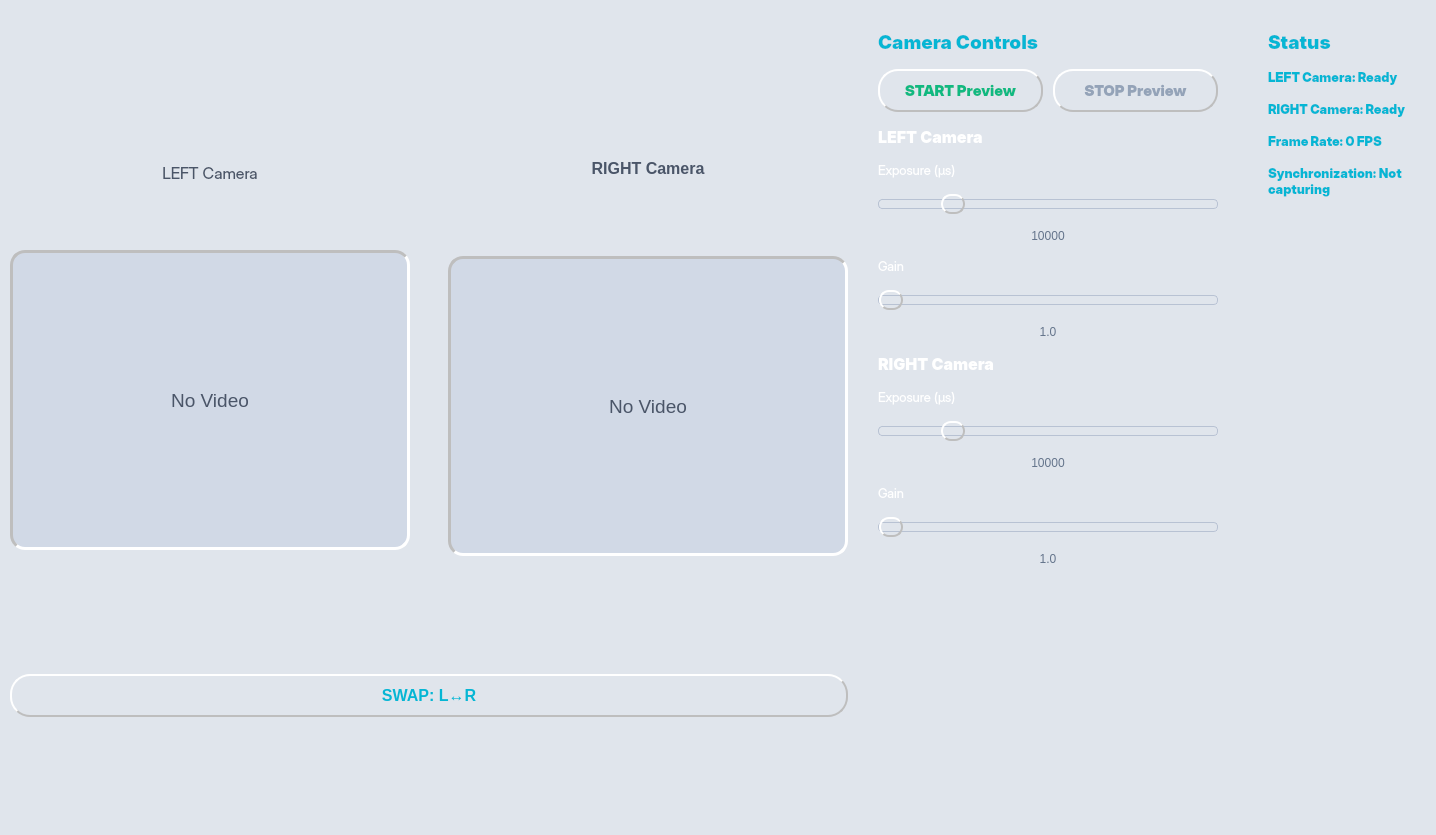
SupernovaIndustries/unlook-standalone, file src/gui/ui/camera_preview_widget.ui: the form before one commit.
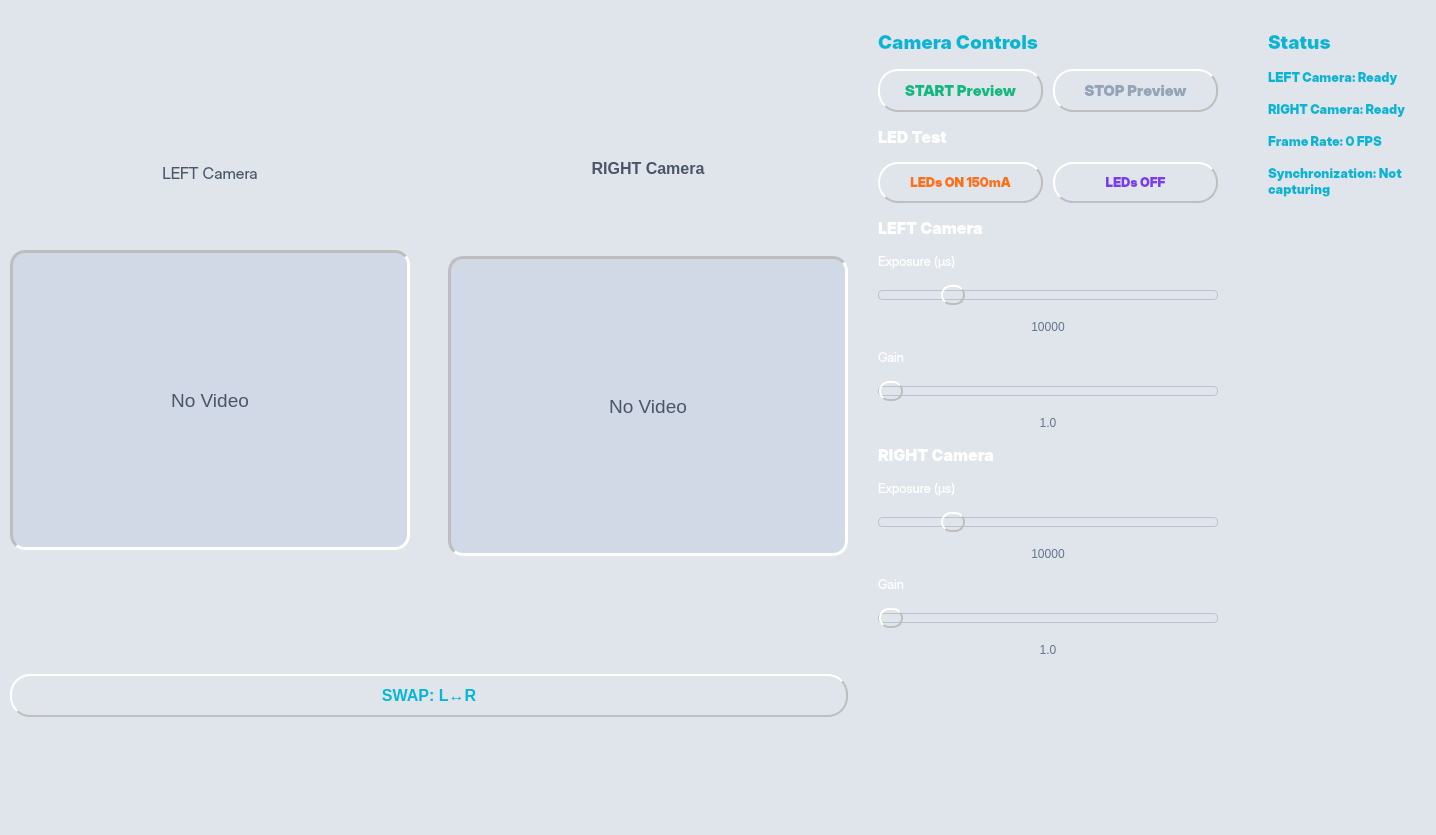
The form after the commit.

Commit message: FEATURE: LED Test Controls in Camera Preview Widget

Diff of the .ui file:
```diff
--- a/src/gui/ui/camera_preview_widget.ui
+++ b/src/gui/ui/camera_preview_widget.ui
@@ -448,6 +448,140 @@
        </item>
       </layout>
      </item>
+     <item>
+      <widget class="QLabel" name="led_section_label">
+       <property name="font">
+        <font>
+         <family>Inter Black</family>
+         <pointsize>12</pointsize>
+         <bold>true</bold>
+        </font>
+       </property>
+       <property name="styleSheet">
+        <string notr="true">color: #FFFFFF;</string>
+       </property>
+       <property name="text">
+        <string>LED Test</string>
+       </property>
+      </widget>
+     </item>
+     <item>
+      <layout class="QHBoxLayout" name="led_test_buttons_layout">
+       <property name="spacing">
+        <number>10</number>
+       </property>
+       <item>
+        <widget class="QPushButton" name="led_test_on_button">
+         <property name="minimumSize">
+          <size>
+           <width>0</width>
+           <height>40</height>
+          </size>
+         </property>
+         <property name="font">
+          <font>
+           <family>Inter Display</family>
+           <pointsize>10</pointsize>
+           <bold>false</bold>
+          </font>
+         </property>
+         <property name="styleSheet">
+          <string notr="true">/* Neomorphism Orange Button */
+QPushButton#led_test_on_button {
+    background: qlineargradient(spread:pad, x1:0, y1:0, x2:1, y2:1,
+        stop:0 #f0f0f0,
+        stop:1 #cacaca);
+    color: #f97316;
+    border: none;
+    border-radius: 20px;
+    padding: 10px;
+    font-weight: 700;
+    text-transform: uppercase;
+    border-left: 2px solid #ffffff;
+    border-top: 2px solid #ffffff;
+    border-right: 2px solid #bebebe;
+    border-bottom: 2px solid #bebebe;
+}
+
+QPushButton#led_test_on_button:hover {
+    background: qlineargradient(spread:pad, x1:0, y1:0, x2:1, y2:1,
+        stop:0 #f5f5f5,
+        stop:1 #d0d0d0);
+    color: #ea580c;
+}
+
+QPushButton#led_test_on_button:pressed {
+    background: qlineargradient(spread:pad, x1:0, y1:0, x2:1, y2:1,
+        stop:0 #cacaca,
+        stop:1 #e5e5e5);
+    border-left: 2px solid #bebebe;
+    border-top: 2px solid #bebebe;
+    border-right: 2px solid #ffffff;
+    border-bottom: 2px solid #ffffff;
+}</string>
+         </property>
+         <property name="text">
+          <string>LEDs ON 150mA</string>
+         </property>
+        </widget>
+       </item>
+       <item>
+        <widget class="QPushButton" name="led_test_off_button">
+         <property name="minimumSize">
+          <size>
+           <width>0</width>
+           <height>40</height>
+          </size>
+         </property>
+         <property name="font">
+          <font>
+           <family>Inter Display</family>
+           <pointsize>10</pointsize>
+           <bold>false</bold>
+          </font>
+         </property>
+         <property name="styleSheet">
+          <string notr="true">/* Neomorphism Purple Button */
+QPushButton#led_test_off_button {
+    background: qlineargradient(spread:pad, x1:0, y1:0, x2:1, y2:1,
+        stop:0 #f0f0f0,
+        stop:1 #cacaca);
+    color: #7c3aed;
+    border: none;
+    border-radius: 20px;
+    padding: 10px;
+    font-weight: 700;
+    text-transform: uppercase;
+    border-left: 2px solid #ffffff;
+    border-top: 2px solid #ffffff;
+    border-right: 2px solid #bebebe;
+    border-bottom: 2px solid #bebebe;
+}
+
+QPushButton#led_test_off_button:hover {
+    background: qlineargradient(spread:pad, x1:0, y1:0, x2:1, y2:1,
+        stop:0 #f5f5f5,
+        stop:1 #d0d0d0);
+    color: #6d28d9;
+}
+
+QPushButton#led_test_off_button:pressed {
+    background: qlineargradient(spread:pad, x1:0, y1:0, x2:1, y2:1,
+        stop:0 #cacaca,
+        stop:1 #e5e5e5);
+    border-left: 2px solid #bebebe;
+    border-top: 2px solid #bebebe;
+    border-right: 2px solid #ffffff;
+    border-bottom: 2px solid #ffffff;
+}</string>
+         </property>
+         <property name="text">
+          <string>LEDs OFF</string>
+         </property>
+        </widget>
+       </item>
+      </layout>
+     </item>
      <item>
       <widget class="QLabel" name="left_section_label">
        <property name="font">
```
The commit also changes 2 other files.
